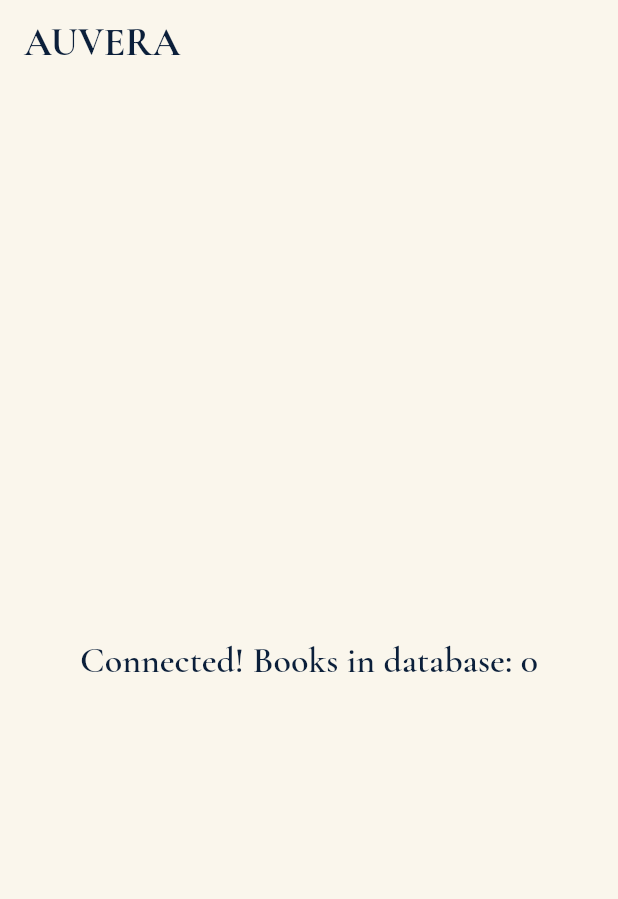
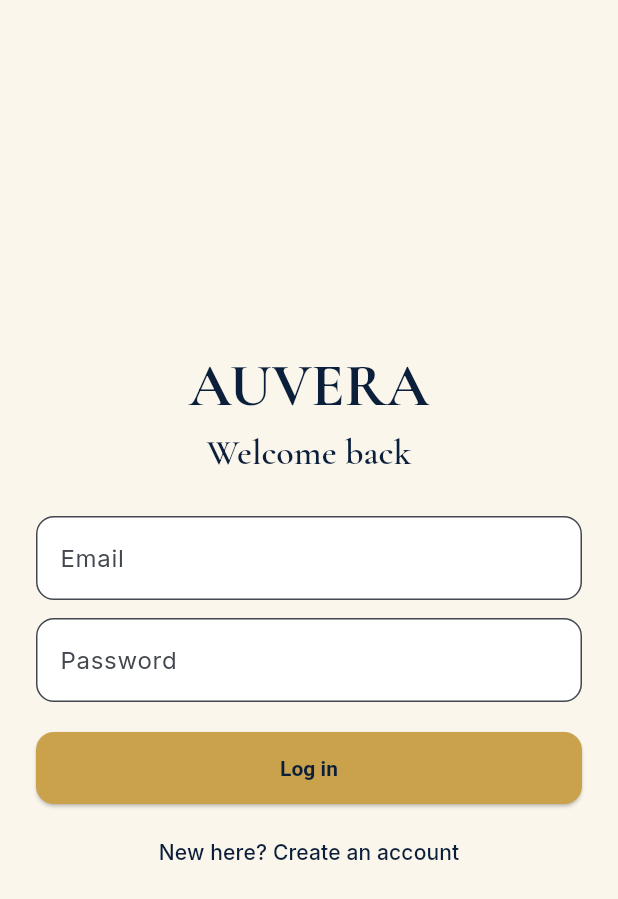
Before and after one commit to migaraB-online/auvera, a Flutter app: the screen it shows after launch, on a phone screen of 412 x 824 dp. Shown: the top 899 px of the screen. Run offline on Flutter 3.47's test engine with Material 3 defaults, Android fonts, the phone set to English and light mode, and no system bars; our stand-ins replace google_fonts, material_ui, supabase_flutter; accounts and stored records are empty.

Commit message:
Add sign up, login and home screen

```diff
--- /dev/null
+++ b/lib/auth_gate.dart
@@ -0,0 +1,20 @@
+import 'package:material_ui/material_ui.dart';
+import 'package:supabase_flutter/supabase_flutter.dart';
+
+import 'auth_screen.dart';
+import 'home_screen.dart';
+
+class AuthGate extends StatelessWidget {
+  const AuthGate({super.key});
+
+  @override
+  Widget build(BuildContext context) {
+    return StreamBuilder<AuthState>(
+      stream: Supabase.instance.client.auth.onAuthStateChange,
+      builder: (context, snapshot) {
+        final session = Supabase.instance.client.auth.currentSession;
+        return session == null ? const AuthScreen() : const HomeScreen();
+      },
+    );
+  }
+}
--- /dev/null
+++ b/lib/auth_screen.dart
@@ -0,0 +1,192 @@
+import 'package:material_ui/material_ui.dart';
+import 'package:supabase_flutter/supabase_flutter.dart';
+
+class AuthScreen extends StatefulWidget {
+  const AuthScreen({super.key});
+
+  @override
+  State<AuthScreen> createState() => _AuthScreenState();
+}
+
+class _AuthScreenState extends State<AuthScreen> {
+  final _name = TextEditingController();
+  final _phone = TextEditingController();
+  final _email = TextEditingController();
+  final _password = TextEditingController();
+  DateTime? _birthday;
+  bool _isSignUp = false;
+  bool _loading = false;
+  String? _error;
+
+  @override
+  void dispose() {
+    _name.dispose();
+    _phone.dispose();
+    _email.dispose();
+    _password.dispose();
+    super.dispose();
+  }
+
+  Future<void> _pickBirthday() async {
+    final picked = await showDatePicker(
+      context: context,
+      initialDate: _birthday ?? DateTime(2000),
+      firstDate: DateTime(1920),
+      lastDate: DateTime.now(),
+    );
+    if (picked != null) setState(() => _birthday = picked);
+  }
+
+  Future<void> _submit() async {
+    final email = _email.text.trim();
+    final password = _password.text;
+
+    if (email.isEmpty || password.length < 6) {
+      setState(
+        () => _error = 'Enter a valid email and a password (6+ characters).',
+      );
+      return;
+    }
+    if (_isSignUp &&
+        (_name.text.trim().isEmpty ||
+            _phone.text.trim().isEmpty ||
+            _birthday == null)) {
+      setState(() => _error = 'Please fill in your name, phone and birthday.');
+      return;
+    }
+
+    setState(() {
+      _loading = true;
+      _error = null;
+    });
+
+    try {
+      final auth = Supabase.instance.client.auth;
+      if (_isSignUp) {
+        final res = await auth.signUp(
+          email: email,
+          password: password,
+          data: {
+            'full_name': _name.text.trim(),
+            'phone': _phone.text.trim(),
+            'birthday': _birthday!.toIso8601String().substring(0, 10),
+          },
+        );
+        if (res.session == null && mounted) {
+          setState(
+            () => _error =
+                'Check your email to confirm your account, then log in.',
+          );
+        }
+      } else {
+        await auth.signInWithPassword(email: email, password: password);
+      }
+    } on AuthException catch (e) {
+      setState(() => _error = e.message);
+    } catch (e) {
+      setState(() => _error = 'Something went wrong. Please try again.');
+    } finally {
+      if (mounted) setState(() => _loading = false);
+    }
+  }
+
+  @override
+  Widget build(BuildContext context) {
+    final theme = Theme.of(context);
+    return Scaffold(
+      body: Center(
+        child: SingleChildScrollView(
+          padding: const EdgeInsets.all(24),
+          child: ConstrainedBox(
+            constraints: const BoxConstraints(maxWidth: 420),
+            child: Column(
+              crossAxisAlignment: CrossAxisAlignment.stretch,
+              children: [
+                Text(
+                  'AUVERA',
+                  textAlign: TextAlign.center,
+                  style: theme.textTheme.headlineLarge,
+                ),
+                const SizedBox(height: 4),
+                Text(
+                  _isSignUp ? 'Create your membership' : 'Welcome back',
+                  textAlign: TextAlign.center,
+                  style: theme.textTheme.titleLarge,
+                ),
+                const SizedBox(height: 28),
+                if (_isSignUp) ...[
+                  TextField(
+                    controller: _name,
+                    decoration: const InputDecoration(labelText: 'Full name'),
+                  ),
+                  const SizedBox(height: 12),
+                  TextField(
+                    controller: _phone,
+                    keyboardType: TextInputType.phone,
+                    decoration: const InputDecoration(
+                      labelText: 'Phone number',
+                    ),
+                  ),
+                  const SizedBox(height: 12),
+                  InkWell(
+                    onTap: _pickBirthday,
+                    child: InputDecorator(
+                      decoration: const InputDecoration(labelText: 'Birthday'),
+                      child: Text(
+                        _birthday == null
+                            ? 'Select date'
+                            : _birthday!.toIso8601String().substring(0, 10),
+                      ),
+                    ),
+                  ),
+                  const SizedBox(height: 12),
+                ],
+                TextField(
+                  controller: _email,
+                  keyboardType: TextInputType.emailAddress,
+                  decoration: const InputDecoration(labelText: 'Email'),
+                ),
+                const SizedBox(height: 12),
+                TextField(
+                  controller: _password,
+                  obscureText: true,
+                  decoration: const InputDecoration(labelText: 'Password'),
+                ),
+                if (_error != null) ...[
+                  const SizedBox(height: 12),
+                  Text(
+                    _error!,
+                    style: TextStyle(color: theme.colorScheme.error),
+                  ),
+                ],
+                const SizedBox(height: 20),
+                ElevatedButton(
+                  onPressed: _loading ? null : _submit,
+                  child: _loading
+                      ? const SizedBox(
+                          width: 20,
+                          height: 20,
+                          child: CircularProgressIndicator(strokeWidth: 2),
+                        )
+                      : Text(_isSignUp ? 'Sign up' : 'Log in'),
+                ),
+                const SizedBox(height: 8),
+                TextButton(
+                  onPressed: () => setState(() {
+                    _isSignUp = !_isSignUp;
+                    _error = null;
+                  }),
+                  child: Text(
+                    _isSignUp
+                        ? 'Already a member? Log in'
+                        : 'New here? Create an account',
+                  ),
+                ),
+              ],
+            ),
+          ),
+        ),
+      ),
+    );
+  }
+}
--- a/lib/main.dart
+++ b/lib/main.dart
@@ -1,6 +1,7 @@
 import 'package:material_ui/material_ui.dart';
 import 'package:supabase_flutter/supabase_flutter.dart';
 
+import 'auth_gate.dart';
 import 'env.dart';
 import 'theme.dart';
 
@@ -19,40 +20,7 @@ class AuveraApp extends StatelessWidget {
       title: 'AUVERA',
       debugShowCheckedModeBanner: false,
       theme: auveraLightTheme(),
-      home: const ConnectionTest(),
+      home: const AuthGate(),
     );
   }
 }
-
-class ConnectionTest extends StatelessWidget {
-  const ConnectionTest({super.key});
-
-  Future<int> _countBooks() async {
-    final rows = await Supabase.instance.client.from('books').select('id');
-    return rows.length;
-  }
-
-  @override
-  Widget build(BuildContext context) {
-    return Scaffold(
-      appBar: AppBar(title: const Text('AUVERA')),
-      body: Center(
-        child: FutureBuilder<int>(
-          future: _countBooks(),
-          builder: (context, snap) {
-            if (snap.connectionState != ConnectionState.done) {
-              return const CircularProgressIndicator();
-            }
-            if (snap.hasError) {
-              return Text('Connection failed:\n${snap.error}');
-            }
-            return Text(
-              'Connected! Books in database: ${snap.data}',
-              style: Theme.of(context).textTheme.titleLarge,
-            );
-          },
-        ),
-      ),
-    );
-  }
-}
```
Also changed, not shown: lib/home_screen.dart (added, +86 -0 lines).
